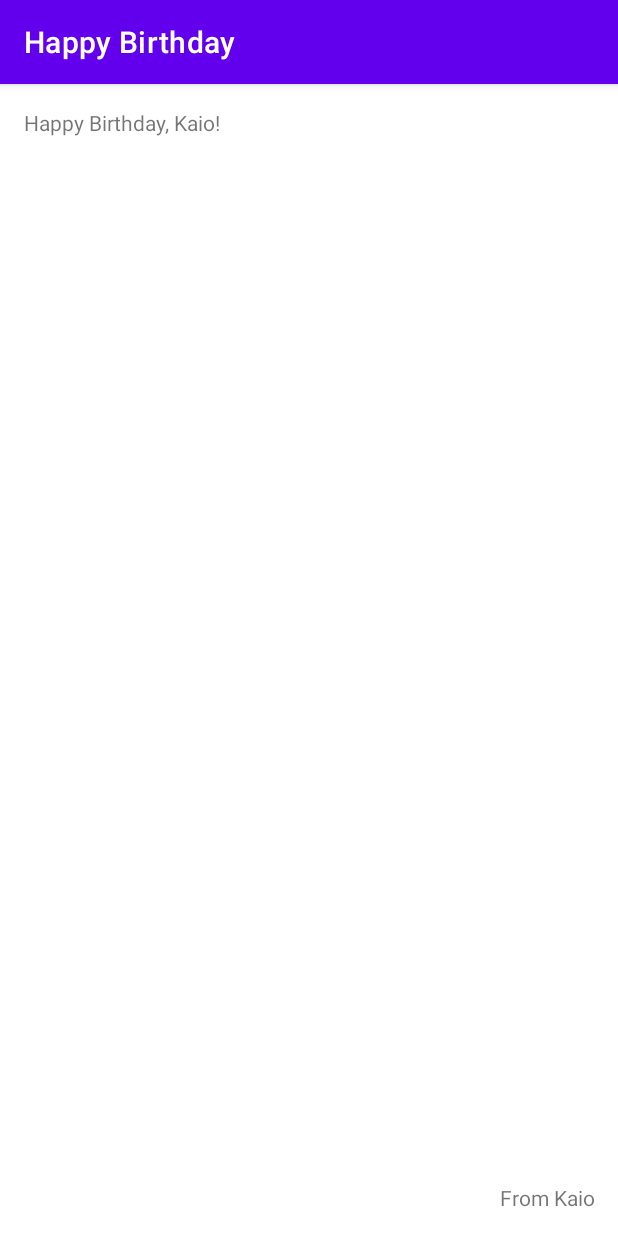
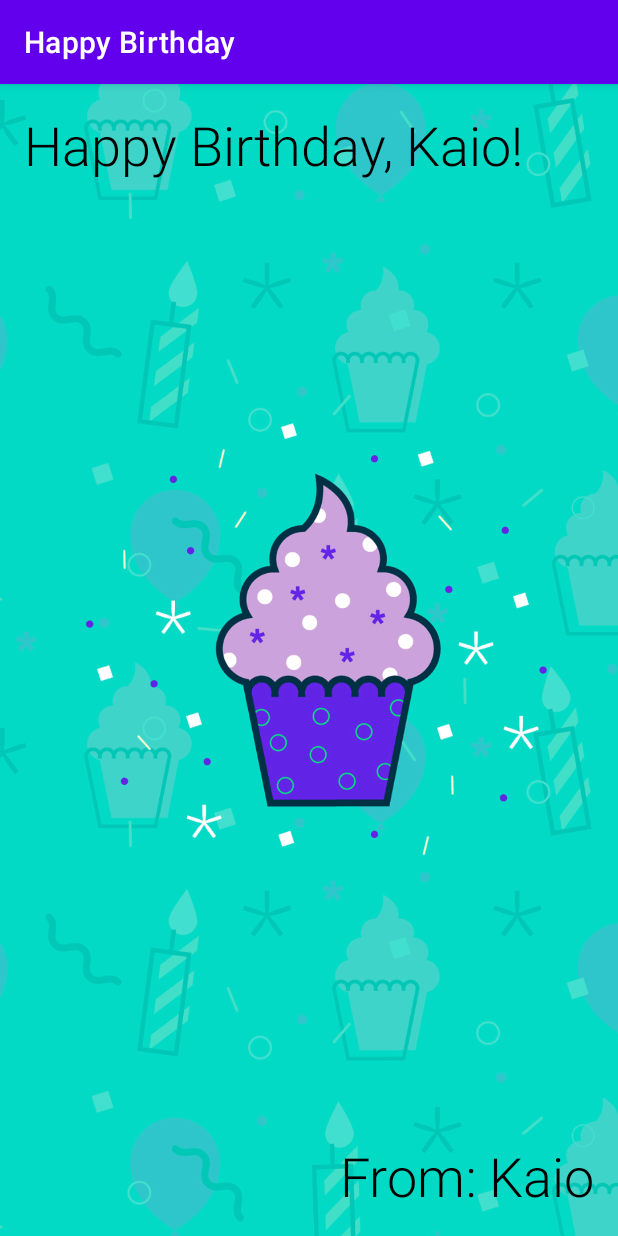
Before and after one commit to kaiocp/HappyBirthday, an Android app: the screen it shows after launch (MainActivity), on a phone screen of 412 x 824 dp. Run offline under Robolectric (Android 15) with nearby library versions, the phone set to English and light mode, and no system bars.

Commit message:
improving the app

```diff
--- a/app/src/main/res/layout/activity_main.xml
+++ b/app/src/main/res/layout/activity_main.xml
@@ -4,7 +4,20 @@
     xmlns:tools="http://schemas.android.com/tools"
     android:layout_width="match_parent"
     android:layout_height="match_parent"
+    android:importantForAccessibility="no"
     tools:context=".MainActivity">
+
+    <ImageView
+        android:id="@+id/imageView"
+        android:layout_width="0dp"
+        android:layout_height="0dp"
+        android:importantForAccessibility="no"
+        android:scaleType="centerCrop"
+        app:layout_constraintBottom_toBottomOf="parent"
+        app:layout_constraintEnd_toEndOf="parent"
+        app:layout_constraintStart_toStartOf="parent"
+        app:layout_constraintTop_toTopOf="parent"
+        app:srcCompat="@drawable/androidparty" />
 
     <TextView
         android:id="@+id/textView"
@@ -12,7 +25,10 @@
         android:layout_height="wrap_content"
         android:layout_marginStart="16dp"
         android:layout_marginTop="16dp"
-        android:text="Happy Birthday, Kaio!"
+        android:fontFamily="sans-serif-light"
+        android:text="@string/happy_birthday_text"
+        android:textColor="@android:color/black"
+        android:textSize="36sp"
         app:layout_constraintStart_toStartOf="parent"
         app:layout_constraintTop_toTopOf="parent" />
 
@@ -20,11 +36,13 @@
         android:id="@+id/textView2"
         android:layout_width="wrap_content"
         android:layout_height="wrap_content"
-        android:layout_marginStart="333dp"
         android:layout_marginEnd="16dp"
         android:layout_marginBottom="16dp"
-        android:text="From Kaio"
+        android:fontFamily="sans-serif-light"
+        android:text="@string/signature_text"
+        android:textColor="@android:color/black"
+        android:textSize="36sp"
         app:layout_constraintBottom_toBottomOf="parent"
-        app:layout_constraintEnd_toEndOf="parent"
-        app:layout_constraintStart_toStartOf="parent" />
+        app:layout_constraintEnd_toEndOf="parent" />
+
 </androidx.constraintlayout.widget.ConstraintLayout>
--- a/app/src/main/res/values/strings.xml
+++ b/app/src/main/res/values/strings.xml
@@ -1,3 +1,5 @@
 <resources>
     <string name="app_name">Happy Birthday</string>
+    <string name="happy_birthday_text">Happy Birthday, Kaio!</string>
+    <string name="signature_text">From: Kaio</string>
 </resources>
```
Also changed, not shown: app/src/main/res/drawable/androidparty.png (added), 1 other file.
